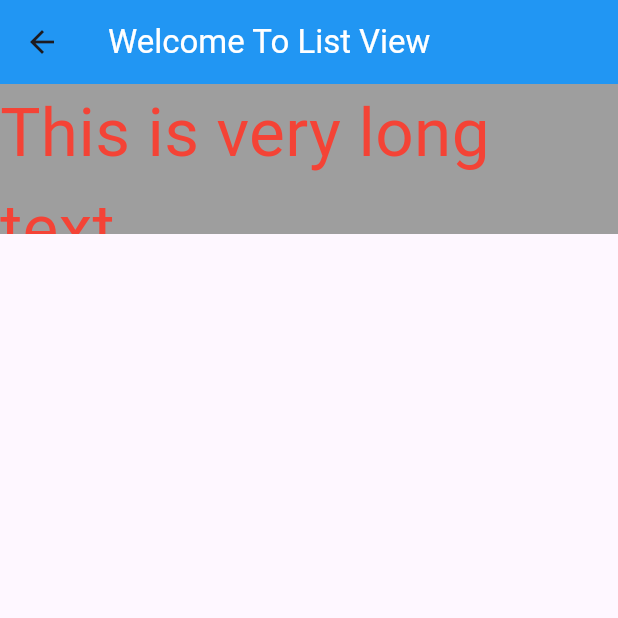
After one commit to tanjil-dev/my_flutter_practice, a Flutter app: the MyListScrollView screen opened directly, on a phone screen of 412 x 824 dp, the top half of it. The commit adds this screen. Run offline on Flutter 3.47's test engine with Material 3 defaults, Android fonts, the phone set to English and light mode, and no system bars; our stand-ins replace google_fonts.

Commit message:
list scroll view init

```diff
--- /dev/null
+++ b/lib/list_scroll_views.dart
@@ -0,0 +1,19 @@
+import 'package:flutter/material.dart';
+
+class MyListScrollView extends StatelessWidget {
+  @override
+  Widget build(BuildContext context) {
+    return Scaffold(
+      appBar: AppBar(
+        title: Text("Welcome To List View", style: TextStyle(color: Colors.white),),
+        backgroundColor: Colors.blue,
+      ),
+      body: Container(
+        height: 100,
+        width: double.infinity,
+        color: Colors.grey,
+        child: Text("This is very long text", style: TextStyle(fontSize: 45, color: Colors.red),),
+      ),
+    );
+  }
+}
--- a/lib/main.dart
+++ b/lib/main.dart
@@ -3,6 +3,7 @@ import 'common_widgets.dart';
 import 'e-commerce.dart';
 import 'input_widgets.dart';
 import 'text.dart';
+import 'list_scroll_views.dart';
 
 void main(){
   runApp(MyApp());
@@ -12,7 +13,7 @@ class MyApp extends StatelessWidget{
   @override
   Widget build(BuildContext context) {
     return MaterialApp(
-      home: EcommerceApp(),
+      home: CommonWidgetsFlutter(),
     );
   }
 
```
